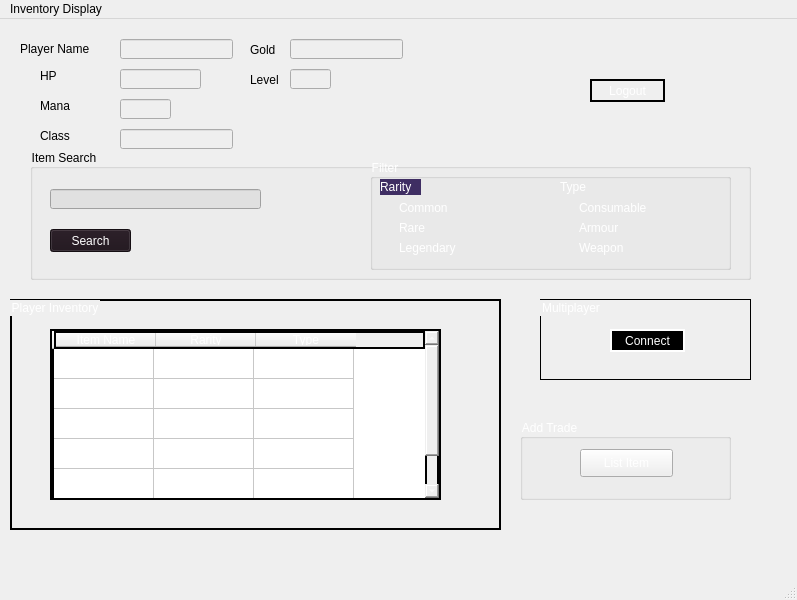
Above: Inventory.ui from senormaarij/DBS_Project_GameManageSys before the change. Below: the same form after it.
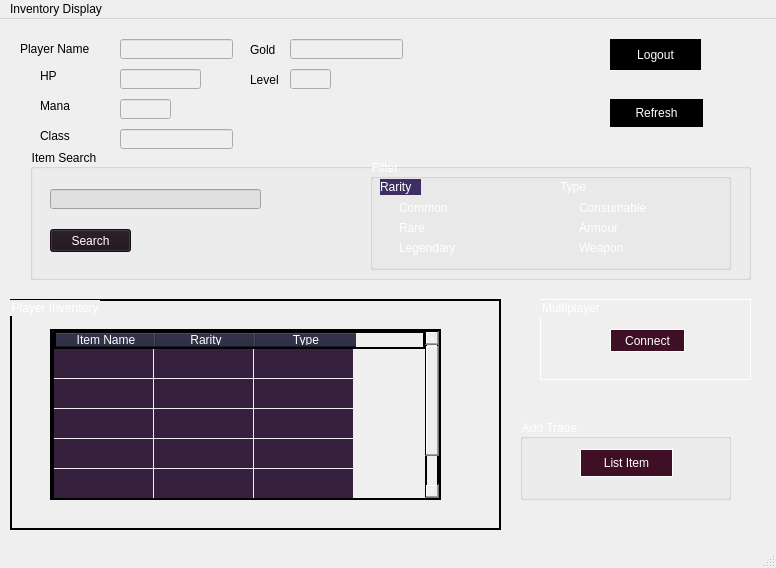
That is the form after the change. Icons and pictures are not drawn.

Diff of the .ui file:
```diff
--- a/Inventory.ui
+++ b/Inventory.ui
@@ -6,8 +6,8 @@
    <rect>
     <x>0</x>
     <y>0</y>
-    <width>797</width>
-    <height>600</height>
+    <width>776</width>
+    <height>568</height>
    </rect>
   </property>
   <property name="windowTitle">
@@ -243,7 +243,7 @@
       </rect>
      </property>
      <property name="styleSheet">
-      <string notr="true">background-image: url(:/newPrefix/Blade.webp);
+      <string notr="true">background:transparent;
 background-position: center;
     background-repeat: no-repeat;
     background-attachment: fixed;
@@ -265,13 +265,13 @@
       </property>
       <property name="styleSheet">
        <string notr="true">QHeaderView::section{
-background-color:rgba(116, 116, 116, 255);
+background-color:rgb(33, 33, 58);
 }
 
-background:rgb(136, 136, 136);
-font: 75 10pt &quot;Palatino Linotype&quot;;
-color: black;
-border: 1px solid;
+QTableWidget::item{
+background-color: rgb(53, 32, 62);
+color:white;
+}
 </string>
       </property>
       <row>
@@ -326,7 +326,9 @@
       </rect>
      </property>
      <property name="styleSheet">
-      <string notr="true">background-position:middle right;
+      <string notr="true">background:transparent;
+background-position:middle right;
+
 color:white;</string>
      </property>
      <property name="title">
@@ -341,6 +343,14 @@
         <height>28</height>
        </rect>
       </property>
+      <property name="styleSheet">
+       <string notr="true">border: 1px solid;
+border-color: white;
+color:white;
+background-color: rgb(63, 16, 37);
+
+</string>
+      </property>
       <property name="text">
        <string>List Item</string>
       </property>
@@ -358,6 +368,7 @@
      <property name="styleSheet">
       <string notr="true">background: transparent;
 border: 1px solid;
+border-color:white;
 font: 63 9pt &quot;Bahnschrift SemiBold&quot;;
 color:white;
 </string>
@@ -375,11 +386,11 @@
        </rect>
       </property>
       <property name="styleSheet">
-       <string notr="true">border: 2px solid;
+       <string notr="true">border: 1px solid;
 border-color: white;
 color:white;
-background: middle right;
-background-color: black;
+background-color: rgb(63, 16, 37);
+
 </string>
       </property>
       <property name="text">
@@ -390,14 +401,15 @@
     <widget class="QPushButton" name="logout">
      <property name="geometry">
       <rect>
-       <x>590</x>
-       <y>70</y>
-       <width>75</width>
-       <height>23</height>
+       <x>610</x>
+       <y>30</y>
+       <width>91</width>
+       <height>31</height>
       </rect>
      </property>
      <property name="styleSheet">
-      <string notr="true">border: 2px solid;
+      <string notr="true">background-color:black;
+border: 2px solid;
 color:white;
 </string>
      </property>
@@ -614,6 +626,25 @@
       </widget>
      </widget>
     </widget>
+    <widget class="QPushButton" name="pushButton_2">
+     <property name="geometry">
+      <rect>
+       <x>610</x>
+       <y>90</y>
+       <width>93</width>
+       <height>28</height>
+      </rect>
+     </property>
+     <property name="styleSheet">
+      <string notr="true">background-color:black;
+border: 2px solid;
+color:white;
+</string>
+     </property>
+     <property name="text">
+      <string>Refresh</string>
+     </property>
+    </widget>
    </widget>
    <zorder>frame_5</zorder>
    <zorder>label</zorder>
@@ -634,7 +665,7 @@
     <rect>
      <x>0</x>
      <y>0</y>
-     <width>797</width>
+     <width>776</width>
      <height>26</height>
     </rect>
    </property>
```
